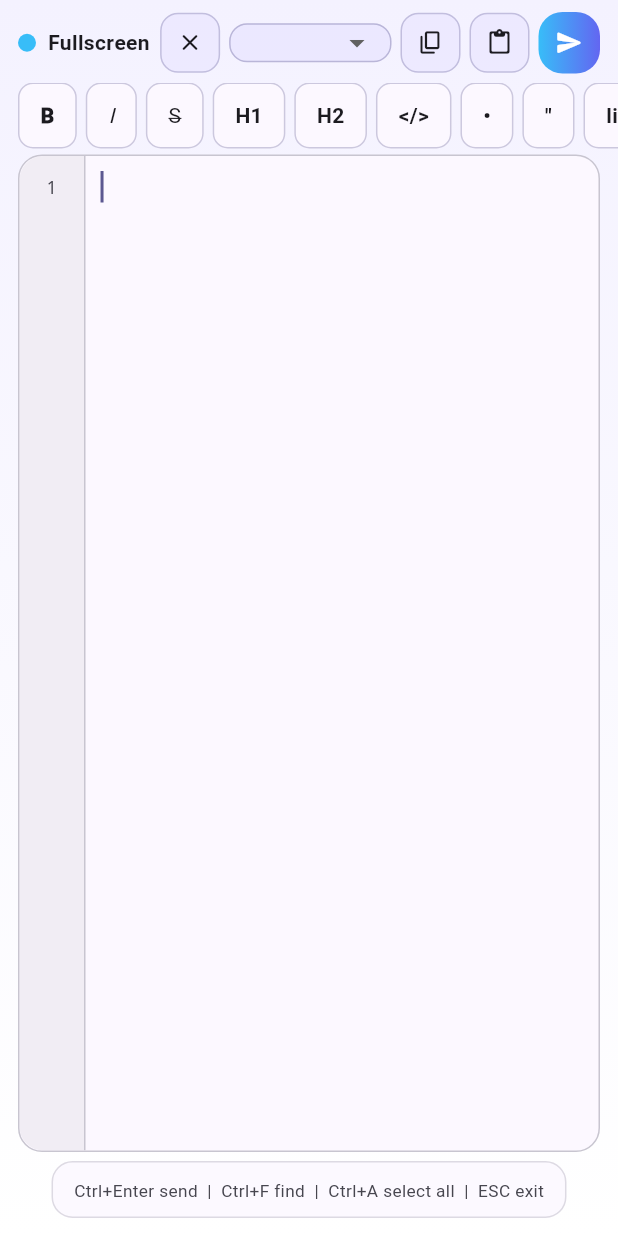
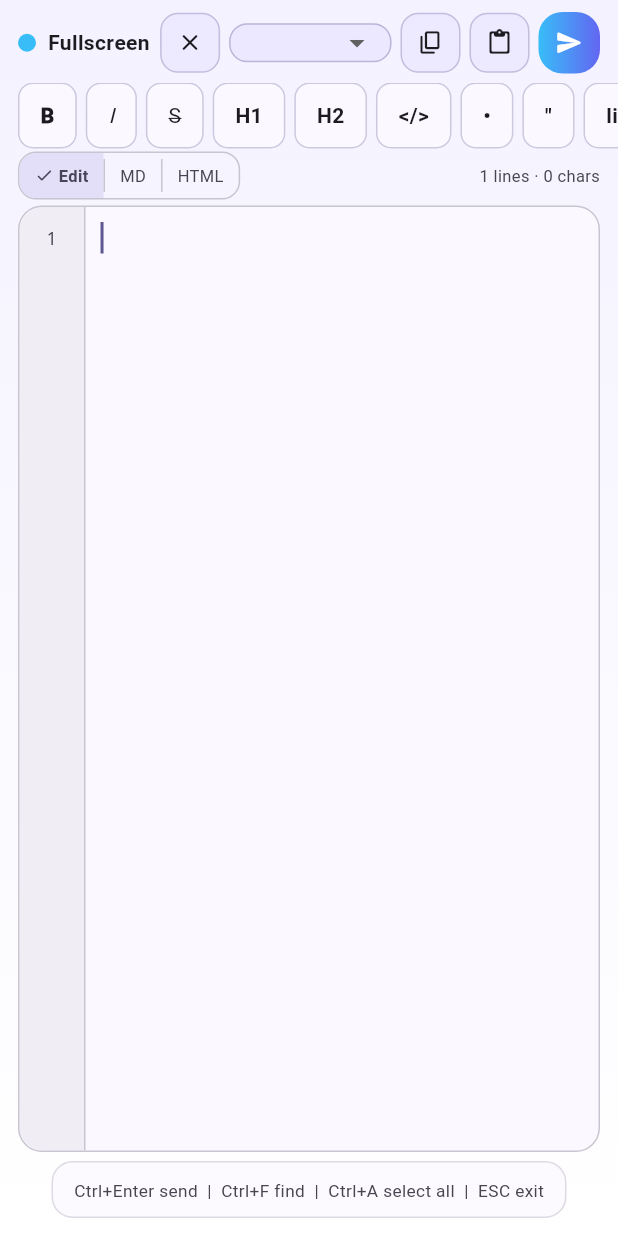
Before and after one commit to unifare/simpleeditor, a Flutter app: the FullscreenEditorPage screen opened directly with empty values, on a phone screen of 412 x 824 dp. Run offline on Flutter 3.47's test engine with Material 3 defaults, Android fonts, the phone set to English and light mode, and no system bars; our stand-ins replace flutter_markdown, flutter_widget_from_html_core, image_picker, shared_preferences; missing offline and left inert: flutter_quill; accounts and stored records are empty.

Commit message:
Fullscreen MD/HTML live preview + char count; tap-reliable PreviewSegments in composer and studio

```diff
--- a/lib/screens/fullscreen_editor.dart
+++ b/lib/screens/fullscreen_editor.dart
@@ -1,7 +1,10 @@
 import 'package:flutter/material.dart';
 import 'package:flutter/services.dart';
+import 'package:flutter_markdown/flutter_markdown.dart';
+import 'package:flutter_widget_from_html_core/flutter_widget_from_html_core.dart';
 
-import 'feed_screen.dart' show kLanguages;
+import 'feed_screen.dart' show kLanguages, PreviewMode;
+import 'widgets/preview_segments.dart';
 
 /// Fullscreen creation & code studio (fig-2 style):
 /// language dropdown, copy/paste/send, markdown bar, line numbers,
@@ -37,6 +40,7 @@ class _FullscreenEditorPageState extends State<FullscreenEditorPage> {
   bool _showFind = false;
   final TextEditingController _find = TextEditingController();
   String? _findMiss;
+  PreviewMode _preview = PreviewMode.edit;
 
   @override
   void initState() {
@@ -160,7 +164,6 @@ class _FullscreenEditorPageState extends State<FullscreenEditorPage> {
 
   @override
   Widget build(BuildContext context) {
-    final scheme = Theme.of(context).colorScheme;
     final isDark = Theme.of(context).brightness == Brightness.dark;
     return Scaffold(
       body: Container(
@@ -178,10 +181,63 @@ class _FullscreenEditorPageState extends State<FullscreenEditorPage> {
             children: [
               _studioBar(context),
               _mdBar(context),
-              if (_showFind) _findBar(context),
-              // Code area with line-number gutter
+              _previewBar(context),
+              if (_showFind &&
+                  _preview == PreviewMode.edit)
+                _findBar(context),
+              // Code area (editor with gutter) or live preview
               Expanded(
-                child: Container(
+                child: _preview == PreviewMode.edit
+                    ? _editorBox(context)
+                    : _previewBox(context),
+              ),
+              _hintBar(context),
+            ],
+          ),
+        ),
+      ),
+    );
+  }
+
+  // --- Preview toggle + editor / preview boxes ---
+
+  Widget _previewBar(BuildContext context) {
+    final scheme = Theme.of(context).colorScheme;
+    final chars = _text.text.length;
+    final lines = _lineCount;
+    return Padding(
+      padding: const EdgeInsets.fromLTRB(12, 2, 12, 0),
+      child: Row(
+        children: [
+          PreviewSegments(
+            value: _preview,
+            fontSize: 11,
+            onChanged: (m) => setState(() {
+              _preview = m;
+              if (_preview != PreviewMode.edit) {
+                _showFind = false;
+                _focus.unfocus();
+              } else {
+                _focus.requestFocus();
+              }
+            }),
+          ),
+          const Spacer(),
+          Text(
+            '$lines lines · $chars chars',
+            style: TextStyle(
+              fontSize: 11,
+              color: scheme.onSurfaceVariant,
+            ),
+          ),
+        ],
+      ),
+    );
+  }
+
+  Widget _editorBox(BuildContext context) {
+    final scheme = Theme.of(context).colorScheme;
+    return Container(
       margin: const EdgeInsets.fromLTRB(12, 4, 12, 0),
       decoration: BoxDecoration(
         color: scheme.surface,
@@ -202,16 +258,14 @@ class _FullscreenEditorPageState extends State<FullscreenEditorPage> {
                 color: scheme.surfaceContainerHighest
                     .withValues(alpha: 0.5),
                 border: Border(
-                              right: BorderSide(
-                                  color: scheme.outlineVariant),
+                  right:
+                      BorderSide(color: scheme.outlineVariant),
                 ),
               ),
               child: ListView.builder(
                 controller: _gutterScroll,
-                            physics:
-                                const NeverScrollableScrollPhysics(),
-                            padding:
-                                const EdgeInsets.only(top: 10),
+                physics: const NeverScrollableScrollPhysics(),
+                padding: const EdgeInsets.only(top: 10),
                 itemCount: _lineCount,
                 itemBuilder: (_, i) => SizedBox(
                   height: 21,
@@ -222,9 +276,7 @@ class _FullscreenEditorPageState extends State<FullscreenEditorPage> {
                         fontSize: 12,
                         color: scheme.onSurfaceVariant,
                         fontFamily: 'Roboto Mono',
-                                    fontFamilyFallback: const [
-                                      'monospace'
-                                    ],
+                        fontFamilyFallback: const ['monospace'],
                       ),
                     ),
                   ),
@@ -256,10 +308,46 @@ class _FullscreenEditorPageState extends State<FullscreenEditorPage> {
           ],
         ),
       ),
+    );
+  }
+
+  Widget _previewBox(BuildContext context) {
+    final scheme = Theme.of(context).colorScheme;
+    return Container(
+      margin: const EdgeInsets.fromLTRB(12, 4, 12, 0),
+      padding: const EdgeInsets.all(14),
+      width: double.infinity,
+      decoration: BoxDecoration(
+        color: scheme.surface,
+        borderRadius: BorderRadius.circular(16),
+        border: Border.all(
+          color: scheme.primary.withValues(alpha: 0.3),
         ),
       ),
-              _hintBar(context),
-            ],
+      child: SingleChildScrollView(
+        child: _preview == PreviewMode.md
+            ? MarkdownBody(
+                data: _text.text.isEmpty
+                    ? '_nothing to preview_'
+                    : _text.text,
+                styleSheet: MarkdownStyleSheet.fromTheme(
+                        Theme.of(context))
+                    .copyWith(
+                  code: const TextStyle(
+                    fontFamily: 'Roboto Mono',
+                    fontFamilyFallback: ['monospace'],
+                    fontSize: 13,
+                  ),
+                ),
+                onTapText: () {},
+              )
+            : HtmlWidget(
+                _text.text.isEmpty
+                    ? '<i>nothing to preview</i>'
+                    : _text.text,
+                textStyle: TextStyle(
+                  fontSize: 14,
+                  color: scheme.onSurface,
                 ),
               ),
       ),
--- /dev/null
+++ b/lib/screens/widgets/preview_segments.dart
@@ -0,0 +1,96 @@
+import 'package:flutter/material.dart';
+
+import '../feed_screen.dart' show PreviewMode;
+
+/// Tap-reliable replacement for SegmentedButton (synthetic mouse taps
+/// on web canvas don't reach SegmentedButton segments reliably).
+/// Three toggle cells: Edit / MD / HTML.
+class PreviewSegments extends StatelessWidget {
+  final PreviewMode value;
+  final ValueChanged<PreviewMode> onChanged;
+  final double fontSize;
+
+  const PreviewSegments({
+    required this.value,
+    required this.onChanged,
+    this.fontSize = 11,
+    super.key,
+  });
+
+  @override
+  Widget build(BuildContext context) {
+    final scheme = Theme.of(context).colorScheme;
+    return Container(
+      decoration: BoxDecoration(
+        borderRadius: BorderRadius.circular(12),
+        border: Border.all(
+          color: scheme.outlineVariant,
+        ),
+      ),
+      child: Row(
+        mainAxisSize: MainAxisSize.min,
+        children: [
+          _cell(context, PreviewMode.edit, 'Edit', first: true),
+          _divider(scheme),
+          _cell(context, PreviewMode.md, 'MD'),
+          _divider(scheme),
+          _cell(context, PreviewMode.html, 'HTML', last: true),
+        ],
+      ),
+    );
+  }
+
+  Widget _divider(ColorScheme scheme) => Container(
+        width: 1,
+        height: 22,
+        color: scheme.outlineVariant,
+      );
+
+  Widget _cell(BuildContext context, PreviewMode mode, String label,
+      {bool first = false, bool last = false}) {
+    final scheme = Theme.of(context).colorScheme;
+    final selected = value == mode;
+    return Material(
+      color: selected
+          ? scheme.secondaryContainer
+          : Colors.transparent,
+      borderRadius: BorderRadius.horizontal(
+        left: first ? const Radius.circular(11) : Radius.zero,
+        right: last ? const Radius.circular(11) : Radius.zero,
+      ),
+      child: InkWell(
+        onTap: () => onChanged(mode),
+        borderRadius: BorderRadius.horizontal(
+          left: first ? const Radius.circular(11) : Radius.zero,
+          right: last ? const Radius.circular(11) : Radius.zero,
+        ),
+        child: Container(
+          padding: const EdgeInsets.symmetric(
+              horizontal: 10, vertical: 7),
+          child: Row(
+            mainAxisSize: MainAxisSize.min,
+            children: [
+              if (selected)
+                Padding(
+                  padding: const EdgeInsets.only(right: 3),
+                  child: Icon(Icons.check_rounded,
+                      size: 13, color: scheme.onSecondaryContainer),
+                ),
+              Text(
+                label,
+                style: TextStyle(
+                  fontSize: fontSize,
+                  fontWeight:
+                      selected ? FontWeight.w700 : FontWeight.w500,
+                  color: selected
+                      ? scheme.onSecondaryContainer
+                      : scheme.onSurfaceVariant,
+                ),
+              ),
+            ],
+          ),
+        ),
+      ),
+    );
+  }
+}
```
Also changed, not shown: lib/screens/feed_screen.dart (+7 -18 lines), 1 other file. Lines whose indentation alone changed are shown as unchanged.
